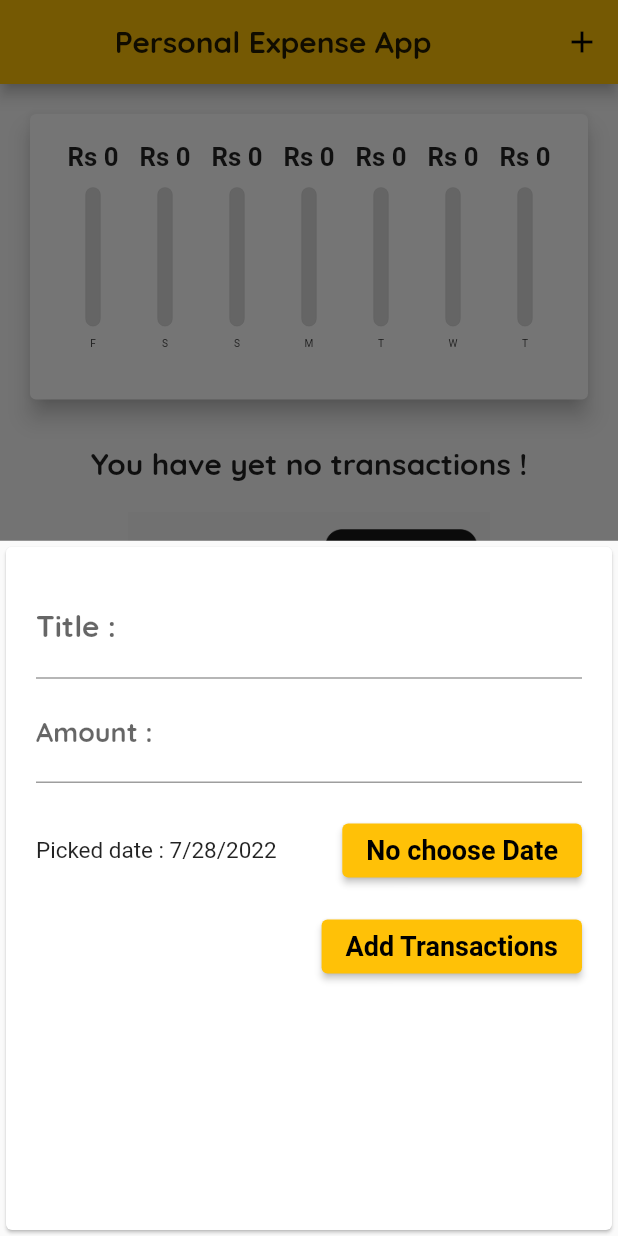
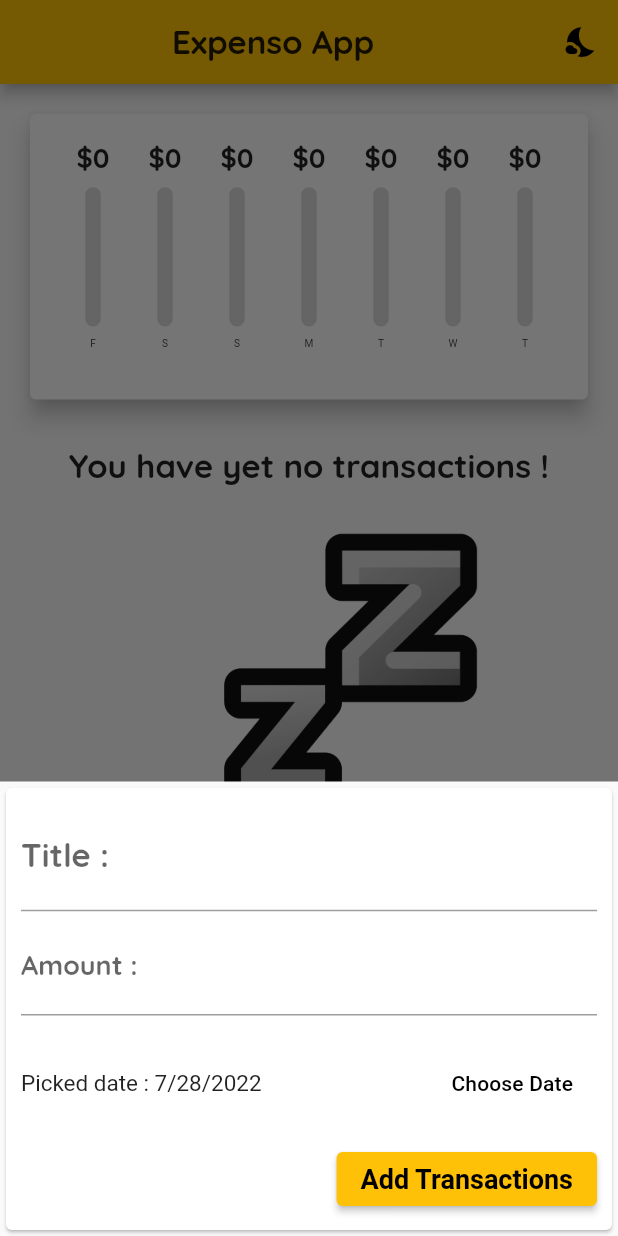
Before and after one commit to axijethwa74/expensoApp, a Flutter app: the screen it shows after launch, after a tap on the "add" icon, on a phone screen of 412 x 824 dp. Run offline on Flutter 3.47's test engine with Material 2 defaults, Android fonts, the phone set to English and light mode, and no system bars.

Commit message:
Version Updated

```diff
--- a/lib/View/Chart_bar.dart
+++ b/lib/View/Chart_bar.dart
@@ -1,4 +1,5 @@
-// ignore: file_names
+// ignore: file_names, unnecessary_import
+import 'package:flutter/cupertino.dart';
 import 'package:flutter/material.dart';
 
 class ChartBar extends StatelessWidget {
@@ -6,6 +7,8 @@ class ChartBar extends StatelessWidget {
   final String label;
   final double spendingamount;
   final double  spendingPcOfTotal;
+
+
 
   // ignore: use_key_in_widget_constructors
   const ChartBar(this.label,this.spendingamount,this.spendingPcOfTotal);
@@ -18,16 +21,13 @@ class ChartBar extends StatelessWidget {
       children: [
       // ignore: sized_box_for_whitespace
       Container(
-        width: 34,
+        width: 50,
         height:constraints.maxHeight * 0.15,
         child: FittedBox(
           child: Text(
-            'Rs ${spendingamount.toStringAsFixed(0)}',
-            style:const TextStyle(
-              fontWeight: FontWeight.bold,
-             fontSize: 10,
-
-            )),
+            '\$${spendingamount.toStringAsFixed(0)}',
+            style:Theme.of(context).textTheme.titleMedium,
+            ),
         ),
       ),
 
--- a/lib/View/list_Transaction.dart
+++ b/lib/View/list_Transaction.dart
@@ -1,5 +1,7 @@
 
 
+
+// ignore_for_file: deprecated_member_use
 
 import 'package:expensecounterapp/Models/transaction.dart';
 import 'package:flutter/material.dart';
@@ -13,11 +15,9 @@ final Function deletetx;
  // ignore: use_key_in_widget_constructors
  const list_transaction(this.transaction,this.deletetx,);
 // ignore: unused_field
-
-
-
   @override
   Widget build(BuildContext context) {
+    final mediaQuery = MediaQuery.of(context);
     // ignore: sized_box_for_whitespace
     return transaction.isEmpty ?
     LayoutBuilder(builder: (context, constraints){
@@ -55,21 +55,33 @@ final Function deletetx;
               child: Padding(
                 padding: const EdgeInsets.all(7),
                 child: FittedBox(
-                  child: Text(style: const TextStyle(
+                  child: Text(
+                    style: const TextStyle(
                     fontSize: 18,
                     fontWeight: FontWeight.w500,
                   ),
-                  'Rs ${transaction[index].amount.toStringAsFixed(0)}'),
+                  '\$${transaction[index].amount.toStringAsFixed(0)}'),
                 ),
               ),
               ),
               title: Text(transaction[index].title,
                style: Theme.of(context).textTheme.titleMedium,),
-               subtitle: Text(DateFormat.yMMMEd().format(transaction[index].date)),
-               trailing: IconButton(onPressed: ()=> deletetx(transaction[index].id),
+               subtitle: Text(DateFormat.yMMMEd().format(transaction[index].date),
+               style: Theme.of(context).textTheme.titleSmall,),
+
+               trailing:mediaQuery.size.width > 460 ?
+               FlatButton.icon(
+                onPressed: ()=> deletetx(transaction[index].id) ,
+                 icon: const Icon(Icons.delete),
+                  label: const Text("Delete"),
+                  textColor: Colors.red,
+                  )
+                  :
+                   IconButton(onPressed: ()=> deletetx(transaction[index].id),
                 icon: const Icon(Icons.delete),
                 color: Colors.red,
                 ),
+
                 ),
 
           );
--- a/lib/View/new_Transaction.dart
+++ b/lib/View/new_Transaction.dart
@@ -74,9 +74,16 @@ DateTime _selectedDate = DateTime.now();
 
   @override
   Widget build(BuildContext context) {
-    return  Card(
+
+    return  SingleChildScrollView(
+      child: Card(
                  child: Container(
-                padding: const EdgeInsets.all(20),
+                  padding:  EdgeInsets.only(
+                    left: 10,
+                     right: 10,
+                      top: 10,
+                      bottom: MediaQuery.of(context).viewInsets.bottom +10,
+                      ),
                    child: Column(
                     crossAxisAlignment: CrossAxisAlignment.end,
                     children:  [
@@ -116,11 +123,11 @@ DateTime _selectedDate = DateTime.now();
                             const SizedBox(width: 25,),
 
 
-                          ElevatedButton(onPressed: _presentDatePicker,
+                            FlatButton(onPressed: _presentDatePicker,
                             // ignore: unnecessary_null_comparison
-                          child:  const Text(
-                          'No choose Date'
-                           ,style: TextStyle(fontSize: 18,fontWeight: FontWeight.bold),
+                            child:   Text(
+                            'Choose Date'
+                             ,style: Theme.of(context).textTheme.titleSmall,
                              ),
                              )
                           ],
@@ -142,6 +149,7 @@ DateTime _selectedDate = DateTime.now();
 
 
                  ),
+                  ),
     );
   }
 
--- a/lib/View/view.dart
+++ b/lib/View/view.dart
@@ -1,8 +1,11 @@
 // ignore: unused_import
-// ignore_for_file: deprecated_member_use, sized_box_for_whitespace
+// ignore_for_file: deprecated_member_use, sized_box_for_whitespace, unused_local_variable
 // ignore: unused_import
 //import 'package:expensecounterapp/View/chart.dart';
 // ignore: unused_import
+import 'dart:io';
+
+import 'package:flutter/cupertino.dart';
 import 'package:flutter/gestures.dart';
 import 'package:flutter/material.dart';
 import 'chart.dart';
@@ -106,47 +109,116 @@ void _addNewTransaction(String txtitle, double txamount, DateTime chosedate){
 
   // ignore: prefer_final_fields, unused_field
   bool _theme = false;
+  bool _iconBool = false;
+  // ignore: no_leading_underscores_for_local_identifiers
+// ignore: prefer_final_fields, unused_field, no_leading_underscores_for_local_identifiers
+IconData _iconlight = Icons.wb_sunny;
+// ignore: prefer_final_fields, unused_field, no_leading_underscores_for_local_identifiers
+IconData _icondark = Icons.nights_stay;
+
+// ignore: no_leading_underscores_for_local_identifiers, unused_field
+final ThemeData _lightTheme = ThemeData(
+   primarySwatch: Colors.amber,
+         colorScheme: ColorScheme.fromSwatch(primarySwatch: Colors.amber),
+         textTheme: ThemeData.light().textTheme.copyWith(
+          titleMedium:const TextStyle(
+            fontFamily: 'Quicksand',
+            fontSize: 22,
+              ),
+              ),
+     brightness: Brightness.light,
+);
+
+// ignore: no_leading_underscores_for_local_identifiers, unused_field
+final ThemeData _darkTheme = ThemeData(
+
+    scaffoldBackgroundColor: Colors.black,
+    colorScheme: const ColorScheme.dark(),
+      // ignore: prefer_const_constructors
+      appBarTheme: AppBarTheme(
+       backgroundColor: Colors.white,
+      ),
+      textTheme: ThemeData.light().textTheme.copyWith(
+          titleMedium:const TextStyle(
+            fontFamily: 'Quicksand',
+            fontSize: 22,
+              ),
+              ),
+
+  brightness: Brightness.dark,
+);
+
+
+
+
+  @override
+  // ignore: duplicate_ignore
+  Widget build(BuildContext context) {
+
+
+    final mediaQuery = MediaQuery.of(context);
+    final isLandscape = mediaQuery.orientation == Orientation.landscape;
+
+    //Appbar Shortand
+    final PreferredSizeWidget appbar;
+    if (Platform.isIOS) {
+      appbar =  CupertinoNavigationBar(
+        middle : Center(
+          child: Text("Expenso App"
+          , style: Theme.of(context).textTheme.titleMedium,),
+        ),
+        trailing: Row(
+           mainAxisSize : MainAxisSize.max,
+          children: [
+            GestureDetector(
+              onTap: () => _startAddNewTransaction(context),
+              child: const Icon(CupertinoIcons.add),
+            ),
+          ],
+        ),
+
+        );
+    }
+
+    else {
+      appbar = AppBar(
+          title:  Center(child: Text("Expenso App",
+          style: Theme.of(context).textTheme.titleMedium,
+
+          ),
+          ),
+           actions: [
+          IconButton(
+            onPressed: () {
+              setState(() {
+                _iconBool =! _iconBool;
+              });
+            },
+           icon:  Icon(_iconBool ? _iconlight : _icondark),
+           ),
+          ],
+  );
+    }
 
 
 
 
 
-  @override
-  Widget build(BuildContext context) {
-    // ignore: unused_local_variable
-    final isLandscape = MediaQuery.of(context).orientation == Orientation.landscape;
-
-    final appbar = AppBar(
-          title:  Center(child: Text("Personal Expense App",
-          style: Theme.of(context).textTheme.titleMedium,
-          ),
-          ),
-
-           actions: [
-          IconButton(
-            onPressed: () => _startAddNewTransaction(context),
-           icon: const Icon(Icons.add,),)
-
-          ],
-
-
-  );
-
 
   final txlistWidget = Container(
-        height: (MediaQuery.of(context).size.height-appbar.preferredSize.height) * 0.6,
+        height: (mediaQuery.size.height-appbar.preferredSize.height) * 0.6,
         child: list_transaction(_userTransaction,_deleteTransaction));
 
-  // ignore: unused_local_variable
   final reTxWidget =  Container(
-        height: (MediaQuery.of(context).size.height-appbar.preferredSize.height
+        height: (mediaQuery.size.height-appbar.preferredSize.height
         - MediaQuery.of(context).padding.top) * 0.7,
          child : Chart(_recentTransaction),
          );
 
-    return Scaffold(
-     appBar: appbar,
-     body: SingleChildScrollView(
+  //Variable for IOS
+
+
+  final dynamicpage = SafeArea(child: SingleChildScrollView(
        child: Column(
         crossAxisAlignment: CrossAxisAlignment.stretch,
         children:<Widget> [
@@ -161,7 +233,7 @@ void _addNewTransaction(String txtitle, double txamount, DateTime chosedate){
             ],
           ),
           if(!isLandscape)Container(
-        height: (MediaQuery.of(context).size.height-appbar.preferredSize.height
+        height: (mediaQuery.size.height-appbar.preferredSize.height
         - MediaQuery.of(context).padding.top) * 0.3,
          child : Chart(_recentTransaction),
          ),
@@ -169,13 +241,22 @@ void _addNewTransaction(String txtitle, double txamount, DateTime chosedate){
          if(isLandscape) _showChart ? reTxWidget : txlistWidget,
         ],
        ),
-     ),
+  ),
+     );
+
+    return MaterialApp(
+       debugShowCheckedModeBanner: false,
+      theme: _iconBool ? _darkTheme : _lightTheme,
+     home: Platform.isIOS ? CupertinoPageScaffold(child: dynamicpage,) :  Scaffold(
+     appBar: appbar,
+     body: dynamicpage,
 
     floatingActionButtonLocation: FloatingActionButtonLocation.centerFloat,
       floatingActionButton: FloatingActionButton(
      child:  const Icon(Icons.add),
       onPressed:()=> _startAddNewTransaction(context),
       ),
+     ),
     );
   }
 }
--- a/lib/main.dart
+++ b/lib/main.dart
@@ -18,25 +18,49 @@ class Home extends StatefulWidget {
 }
 
 class _HomeState extends State<Home> {
+//  final lighttheme =ThemeData(
+//         primarySwatch: Colors.amber,
+//          colorScheme: ColorScheme.fromSwatch(primarySwatch: Colors.amber),
+//          textTheme: ThemeData.light().textTheme.copyWith(
+//           titleMedium:const TextStyle(
+//             fontFamily: 'Quicksand',
+//             fontSize: 20,
+//            fontWeight: FontWeight.bold,
+//  ),
+//  ),
+//  );
+
+//  final darktheme = ThemeData(
+//         primarySwatch: Colors.grey,
+//          colorScheme: ColorScheme.fromSwatch(primarySwatch: Colors.grey),
+//          textTheme: ThemeData.dark().textTheme.copyWith(
+//           titleMedium:const TextStyle(
+//             fontFamily: 'Quicksand',
+//             fontSize: 20,
+//            fontWeight: FontWeight.bold,
+//  ),
+//  ),
+//  );
+
+
+
+
+
 
   @override
   Widget build(BuildContext context) {
 
-    return    MaterialApp(
-
+    return  MaterialApp(
       theme: ThemeData(
    primarySwatch: Colors.amber,
          colorScheme: ColorScheme.fromSwatch(primarySwatch: Colors.amber),
          textTheme: ThemeData.light().textTheme.copyWith(
           titleMedium:const TextStyle(
             fontFamily: 'Quicksand',
-            fontSize: 20,
-            //fontWeight: FontWeight.bold,
-
-
+            fontSize: 22,
               ),
-
               ),
+     brightness: Brightness.light,
 ),
        debugShowCheckedModeBanner: false,
       home: const View(),
--- a/lib/provider.dart/theming.dart
+++ b/lib/provider.dart/theming.dart
@@ -1,27 +1,38 @@
 // ignore: unused_import
 import 'package:flutter/material.dart';
 
+
 class MyTheme{
   static final darkTheme = ThemeData(
-    scaffoldBackgroundColor: Colors.black,
-    colorScheme: const ColorScheme.dark(),
-      // ignore: prefer_const_constructors
-      appBarTheme: AppBarTheme(
-        backgroundColor: Colors.black,
-      ),
-      textTheme: ThemeData.light().textTheme.copyWith(
-          titleMedium:const TextStyle(
-            fontFamily: 'Quicksand',
-            fontSize: 22,
-              ),
-              ),
+scaffoldBackgroundColor: Colors.black,
   );
 
-  static final lightTheme = ThemeData.light().textTheme.copyWith(
-          titleMedium:const TextStyle(
-            fontFamily: 'Quicksand',
-            fontSize: 22,
-              ),
-              );
+  static final lightTheme = ThemeData(
+    scaffoldBackgroundColor: Colors.white,
+  );
+}
 
-}
+// class MyTheme{
+//   static final darkTheme = ThemeData(
+//     scaffoldBackgroundColor: Colors.black,
+//     colorScheme: const ColorScheme.dark(),
+//       // ignore: prefer_const_constructors
+//       appBarTheme: AppBarTheme(
+//         backgroundColor: Colors.black,
+//       ),
+//       textTheme: ThemeData.light().textTheme.copyWith(
+//           titleMedium:const TextStyle(
+//             fontFamily: 'Quicksand',
+//             fontSize: 22,
+//               ),
+//               ),
+//   );
+
+//   static final lightTheme = ThemeData.light().textTheme.copyWith(
+//           titleMedium:const TextStyle(
+//             fontFamily: 'Quicksand',
+//             fontSize: 22,
+//               ),
+//               );
+
+// }
```
Also changed, not shown: App images/landscape (2).jpeg (added), App images/landscape (3).jpeg (added), App images/landscape.jpeg (added), App images/potrait 1 (2).jpeg (added), App images/potrait 1.jpeg (added), assets/images/empty.png. Lines whose indentation alone changed are shown as unchanged.
